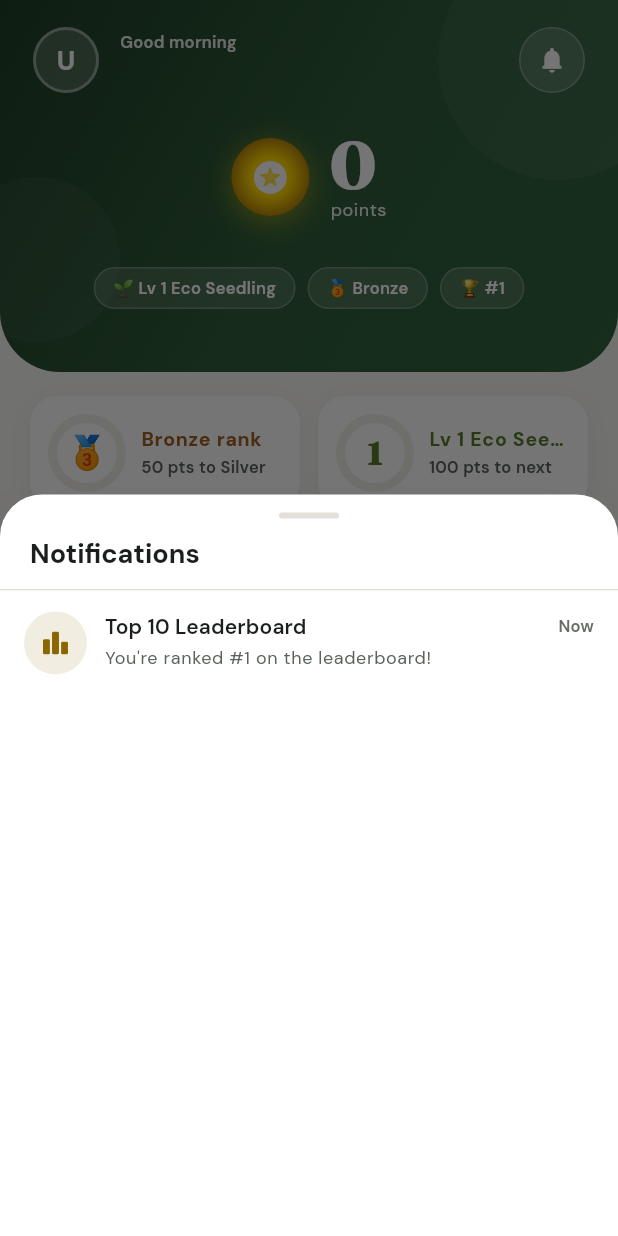
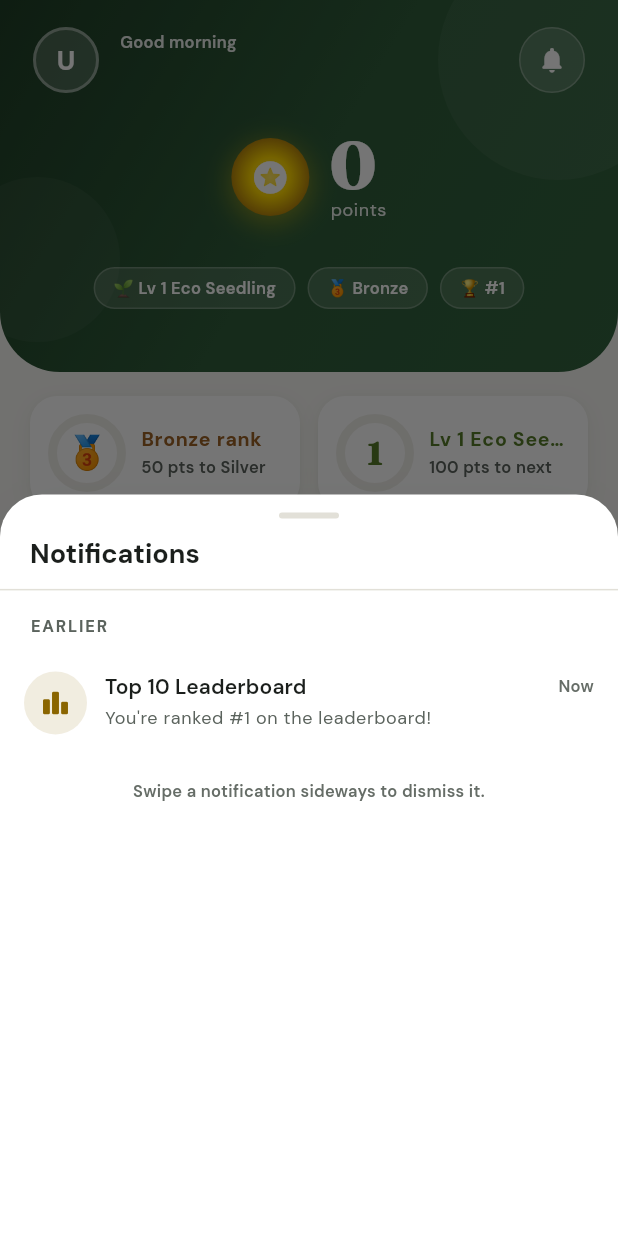
Before and after one commit to JmMoshi16/CAPSTONE-1, a Flutter app: the CustomerHomeScreen screen opened directly, after a tap on the "notifications" icon, on a phone screen of 412 x 824 dp. Run offline on Flutter 3.47's test engine with Material 3 defaults, Android fonts, the phone set to English and light mode, and no system bars; our stand-ins replace cloud_firestore, firebase_auth, firebase_core, fl_chart, flutter_local_notifications, lottie and 2 more; missing offline and left inert: app_settings, mobile_scanner; accounts and stored records are empty.

Commit message:
Notifications: 'New' and 'Earlier' groups, swipe to dismiss (remembered on this phone)
Pending codes sit under New, everything else under Earlier. Swiping a row either
way dismisses it; dismissals are kept in local storage only, and each row's id
changes with its content, so e.g. a dismissed 3-day streak note returns as a new
4-day one. An all-dismissed sheet says 'You're all caught up'.

Co-Authored-By: Claude Opus 5.5 <noreply@anthropic.com>

```diff
--- a/lib/screens/customer/customer_home_screen.dart
+++ b/lib/screens/customer/customer_home_screen.dart
@@ -3,6 +3,7 @@ import 'dart:math' as math;
 import 'package:flutter/material.dart';
 import 'package:flutter/services.dart';
 import 'package:intl/intl.dart';
+import 'package:shared_preferences/shared_preferences.dart';
 import '../../services/firebase_service.dart';
 import '../../models/models.dart';
 import '../../core/theme.dart';
@@ -290,7 +291,15 @@ class _HomeTabState extends State<_HomeTab> with TickerProviderStateMixin {
     super.dispose();
   }
 
-  void _showNotificationsSheet(BuildContext context) {
+  static const _dismissedKey = 'dismissed_notifications';
+
+  Future<void> _showNotificationsSheet(BuildContext context) async {
+    // Dismissed rows are remembered on this phone only (nothing is written to Firestore).
+    var dismissed = <String>{};
+    try {
+      dismissed = (await SharedPreferences.getInstance()).getStringList(_dismissedKey)?.toSet() ?? {};
+    } catch (_) {}
+    if (!context.mounted) return;
     final c = context.colors;
     // Build flat notification list
     final items = <_NotifItem>[];
@@ -300,6 +309,7 @@ class _HomeTabState extends State<_HomeTab> with TickerProviderStateMixin {
       final isPending = r.status == 'pending';
       final isExpired = isPending && DateTime.now().isAfter(r.expiresAt);
       items.add(_NotifItem(
+        id: 'redemption-${r.id}-${r.status}-${isExpired ? 'expired' : 'live'}',
         icon: isExpired
             ? Icons.timer_off_rounded
             : isPending
@@ -329,6 +339,7 @@ class _HomeTabState extends State<_HomeTab> with TickerProviderStateMixin {
     if (widget.user.scanCount > 0) {
       items.add(_NotifItem(
         icon: Icons.recycling_rounded, iconColor: c.success,
+        id: 'points-${widget.user.scanCount}',
         title: 'Points Credited',
         subtitle: '${widget.user.scanCount} scan${widget.user.scanCount > 1 ? "s" : ""} recorded. Keep recycling!',
         time: _lastScanLabel(widget.user.lastScanDate), isUnread: false, onTap: widget.onHistory,
@@ -337,6 +348,7 @@ class _HomeTabState extends State<_HomeTab> with TickerProviderStateMixin {
     if (widget.user.badges.isNotEmpty) {
       items.add(_NotifItem(
         icon: Icons.military_tech_rounded, iconColor: c.gold,
+        id: 'badges-${widget.user.badges.length}',
         title: 'Badge Unlocked',
         subtitle: 'You earned ${widget.user.badges.length} badge${widget.user.badges.length > 1 ? "s" : ""}. Check your collection!',
         time: '', isUnread: false, onTap: widget.onBadges,
@@ -345,6 +357,7 @@ class _HomeTabState extends State<_HomeTab> with TickerProviderStateMixin {
     if (widget.myRank > 0 && widget.myRank <= 10) {
       items.add(_NotifItem(
         icon: Icons.leaderboard_rounded, iconColor: c.gold,
+        id: 'rank-${widget.myRank}',
         title: 'Top 10 Leaderboard',
         subtitle: "You're ranked #${widget.myRank} on the leaderboard!",
         time: 'Now', isUnread: false, onTap: widget.onLeaderboard,
@@ -354,6 +367,7 @@ class _HomeTabState extends State<_HomeTab> with TickerProviderStateMixin {
     if (streak > 2) {
       items.add(_NotifItem(
         icon: Icons.local_fire_department_rounded, iconColor: c.warning,
+        id: 'streak-$streak',
         title: '$streak-Day Streak',
         subtitle: 'Amazing! Keep recycling every day.',
         time: 'Now', isUnread: false, onTap: () => showStreakSheet(context, streak: streak, onScan: widget.onScan),
@@ -362,6 +376,7 @@ class _HomeTabState extends State<_HomeTab> with TickerProviderStateMixin {
     if (items.isEmpty) {
       items.add(_NotifItem(
         icon: Icons.eco_rounded, iconColor: c.success,
+        id: 'welcome',
         title: 'Welcome to ECOReward!',
         subtitle: 'Start scanning waste QR codes to earn points and rewards.',
         time: 'Now', isUnread: false, onTap: widget.onScan,
@@ -382,12 +397,63 @@ class _HomeTabState extends State<_HomeTab> with TickerProviderStateMixin {
                   style: context.text.labelMedium!.copyWith(color: c.onPrimaryContainer)),
             )
           : null,
-      builder: (ctx, scroll) => ListView.separated(
-        controller: scroll,
-        itemCount: items.length,
-        separatorBuilder: (_, __) => const Divider(height: 1, indent: 68, endIndent: AppSpace.md),
-        itemBuilder: (_, i) {
-          final n = items[i];
+      builder: (ctx, scroll) => StatefulBuilder(builder: (ctx, setSheet) {
+        final c = ctx.colors;
+        final visible = items.where((n) => !dismissed.contains(n.id)).toList();
+        final fresh = visible.where((n) => n.isUnread).toList();
+        final earlier = visible.where((n) => !n.isUnread).toList();
+        if (visible.isEmpty) {
+          return const EmptyState(icon: Icons.notifications_none_rounded, title: "You're all caught up", dense: true);
+        }
+
+        Widget group(String label) => Padding(
+              padding: const EdgeInsets.fromLTRB(AppSpace.lg, AppSpace.md, AppSpace.lg, AppSpace.xs),
+              child: Semantics(header: true, child: Text(label.toUpperCase(),
+                  style: ctx.text.labelSmall!.copyWith(letterSpacing: 1.2, fontWeight: FontWeight.w800))),
+            );
+
+        // Swipe either way to dismiss (remembered on this phone).
+        Widget row(_NotifItem n) => Dismissible(
+              key: ValueKey(n.id),
+              background: _dismissBackground(ctx, Alignment.centerLeft),
+              secondaryBackground: _dismissBackground(ctx, Alignment.centerRight),
+              onDismissed: (_) async {
+                AppHaptics.tap();
+                setSheet(() => dismissed.add(n.id));
+                try {
+                  await (await SharedPreferences.getInstance()).setStringList(_dismissedKey, dismissed.toList());
+                } catch (_) {}
+              },
+              child: _notifRow(ctx, n),
+            );
+
+        return ListView(controller: scroll, children: [
+          if (fresh.isNotEmpty) ...[group('New'), ...fresh.map(row)],
+          if (earlier.isNotEmpty) ...[group('Earlier'), ...earlier.map(row)],
+          Padding(
+            padding: const EdgeInsets.all(AppSpace.md),
+            child: Text('Swipe a notification sideways to dismiss it.',
+                textAlign: TextAlign.center, style: ctx.text.labelSmall!.copyWith(color: c.textTertiary)),
+          ),
+        ]);
+      }),
+    );
+  }
+
+  /// When the last scan happened ("Today", "Yesterday", "Oct 9"); the old label always said "Today".
+  Widget _dismissBackground(BuildContext ctx, Alignment align) => Container(
+        color: ctx.colors.surfaceAlt,
+        alignment: align,
+        padding: const EdgeInsets.symmetric(horizontal: AppSpace.lg),
+        child: Row(mainAxisSize: MainAxisSize.min, children: [
+          Icon(Icons.done_all_rounded, color: ctx.colors.textSecondary),
+          const SizedBox(width: AppSpace.xs),
+          Text('Dismiss', style: ctx.text.labelMedium!.copyWith(color: ctx.colors.textSecondary)),
+        ]),
+      );
+
+  Widget _notifRow(BuildContext ctx, _NotifItem n) {
+    final c = ctx.colors;
     final t = ctx.text;
     return InkWell(
       onTap: n.onTap == null ? null : () {
@@ -396,15 +462,12 @@ class _HomeTabState extends State<_HomeTab> with TickerProviderStateMixin {
         n.onTap!();
       },
       child: Container(
-              color: n.isUnread ? c.primaryContainer.withValues(alpha: 0.5) : Colors.transparent,
+        color: n.isUnread ? c.primaryContainer.withValues(alpha: 0.5) : c.surface,
         padding: const EdgeInsets.symmetric(horizontal: AppSpace.md, vertical: AppSpace.md - 2),
         child: Row(crossAxisAlignment: CrossAxisAlignment.start, children: [
           Container(
             width: 42, height: 42,
-                  decoration: BoxDecoration(
-                    color: n.iconColor.withValues(alpha: 0.12),
-                    shape: BoxShape.circle,
-                  ),
+            decoration: BoxDecoration(color: n.iconColor.withValues(alpha: 0.12), shape: BoxShape.circle),
             child: Icon(n.icon, color: n.iconColor, size: 20),
           ),
           const SizedBox(width: AppSpace.sm),
@@ -412,8 +475,7 @@ class _HomeTabState extends State<_HomeTab> with TickerProviderStateMixin {
             Row(children: [
               Expanded(child: Text(n.title, style: t.titleSmall!.copyWith(
                   fontWeight: n.isUnread ? FontWeight.w700 : FontWeight.w600))),
-                    Text(n.time, style: t.labelSmall!.copyWith(
-                        color: n.isUnread ? c.primary : c.textTertiary)),
+              Text(n.time, style: t.labelSmall!.copyWith(color: n.isUnread ? c.primary : c.textTertiary)),
             ]),
             const SizedBox(height: 3),
             Text(n.subtitle, style: t.bodySmall, maxLines: 2, overflow: TextOverflow.ellipsis),
@@ -429,12 +491,8 @@ class _HomeTabState extends State<_HomeTab> with TickerProviderStateMixin {
         ]),
       ),
     );
-        },
-      ),
-    );
   }
 
-  /// When the last scan happened ("Today", "Yesterday", "Oct 9"); the old label always said "Today".
   String _lastScanLabel(String? yyyyMmDd) {
     final d = yyyyMmDd == null ? null : DateTime.tryParse(yyyyMmDd);
     if (d == null) return '';
--- a/lib/screens/customer/customer_home_widgets.dart
+++ b/lib/screens/customer/customer_home_widgets.dart
@@ -541,6 +541,8 @@ class _OfflineBannerState extends State<_OfflineBanner> {
 
 // ── Notification item data model ──────────────────────────────────────────────
 class _NotifItem {
+  /// Stable while the content is the same; used to remember dismissals.
+  final String id;
   final IconData icon;
   final Color iconColor;
   final String title;
@@ -552,6 +554,7 @@ class _NotifItem {
   final bool closes;
 
   const _NotifItem({
+    required this.id,
     this.closes = true,
     required this.icon,
     required this.iconColor,
```
Lines whose indentation alone changed are shown as unchanged.
